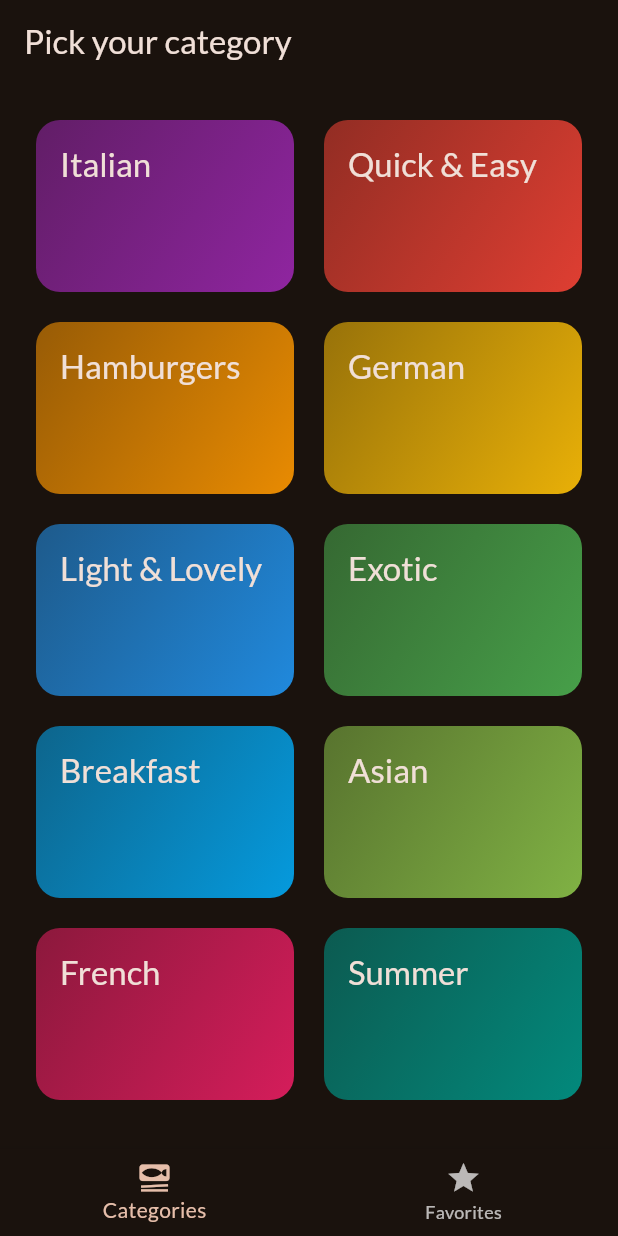
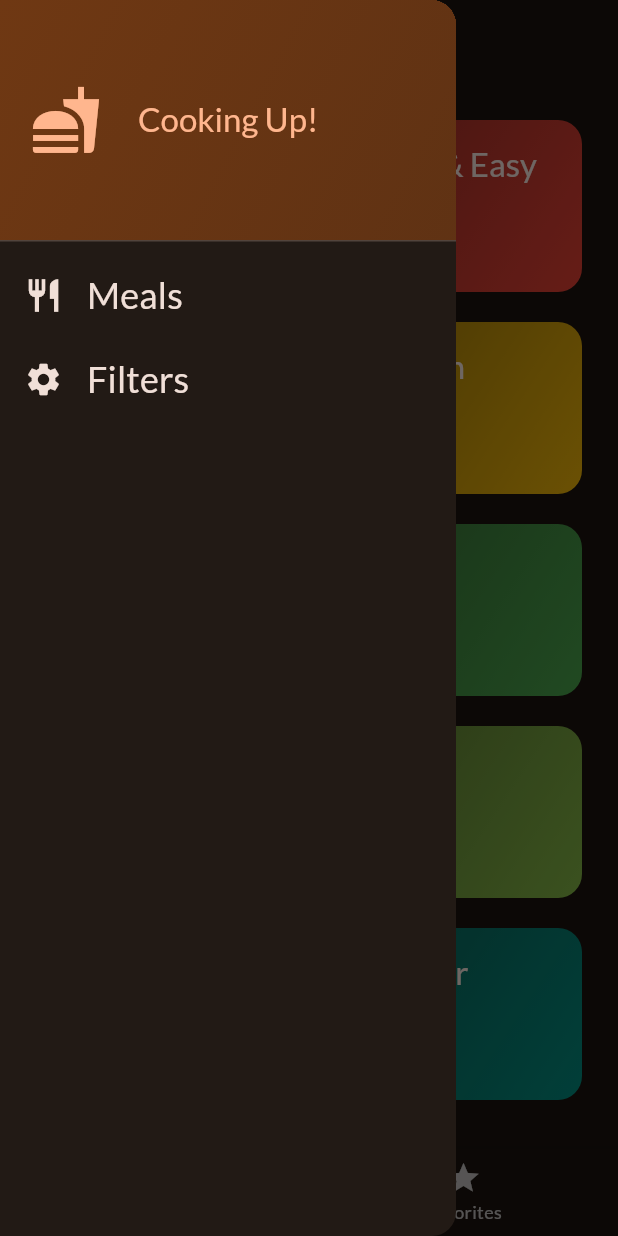
Before and after one commit to satyajeetmanu/meals_app, a Flutter app: the screen it shows after launch, with the side drawer open (before the commit the screen has no drawer), on a phone screen of 412 x 824 dp. Run offline on Flutter 3.47's test engine with Material 2 defaults, Android fonts, the phone set to English and light mode, and no system bars; our stand-ins replace google_fonts, transparent_image.

Commit message:
added a side drawer

```diff
--- a/lib/screens/tabs.dart
+++ b/lib/screens/tabs.dart
@@ -2,6 +2,7 @@ import 'package:flutter/material.dart';
 import 'package:meals_app/models/meal.dart';
 import 'package:meals_app/screens/categories.dart';
 import 'package:meals_app/screens/meals.dart';
+import 'package:meals_app/widgets/main_drawer.dart';
 
 class TabsScreen extends StatefulWidget {
   const TabsScreen({super.key});
@@ -63,6 +64,7 @@ class _TabsScreenState extends State<TabsScreen> {
         title: Text(activePageTitle),
       ),
       body: activePage,
+      drawer: const MainDrawer(),
       bottomNavigationBar: BottomNavigationBar(
         onTap: _selectPage,
         currentIndex: _selectedPageIndex,
--- /dev/null
+++ b/lib/widgets/main_drawer.dart
@@ -0,0 +1,72 @@
+import 'package:flutter/material.dart';
+
+class MainDrawer extends StatelessWidget {
+  const MainDrawer({super.key});
+
+  @override
+  Widget build(BuildContext context) {
+    return Drawer(
+        child: Column(
+      children: [
+        DrawerHeader(
+          padding: EdgeInsets.all(20),
+          decoration: BoxDecoration(
+            gradient: LinearGradient(
+              colors: [
+                Theme.of(context).colorScheme.primaryContainer,
+                Theme.of(context).colorScheme.primaryContainer.withOpacity(0.8)
+              ],
+              begin: Alignment.topLeft,
+              end: Alignment.bottomRight,
+            ),
+          ),
+          child: Row(children: [
+            Icon(
+              Icons.fastfood,
+              size: 48,
+              color: Theme.of(context).colorScheme.primary,
+            ),
+            const SizedBox(width: 24),
+            Text(
+              'Cooking Up!',
+              style: Theme.of(context)
+                  .textTheme
+                  .titleLarge!
+                  .copyWith(color: Theme.of(context).colorScheme.primary),
+            )
+          ]),
+        ),
+        ListTile(
+          leading: Icon(
+            Icons.restaurant,
+            size: 26,
+            color: Theme.of(context).colorScheme.onBackground,
+          ),
+          title: Text(
+            'Meals',
+            style: Theme.of(context).textTheme.titleSmall!.copyWith(
+                  color: Theme.of(context).colorScheme.onBackground,
+                  fontSize: 24,
+                ),
+          ),
+          onTap: () {},
+        ),
+        ListTile(
+          leading: Icon(
+            Icons.settings,
+            size: 26,
+            color: Theme.of(context).colorScheme.onBackground,
+          ),
+          title: Text(
+            'Filters',
+            style: Theme.of(context).textTheme.titleSmall!.copyWith(
+                  color: Theme.of(context).colorScheme.onBackground,
+                  fontSize: 24,
+                ),
+          ),
+          onTap: () {},
+        )
+      ],
+    ));
+  }
+}
```
